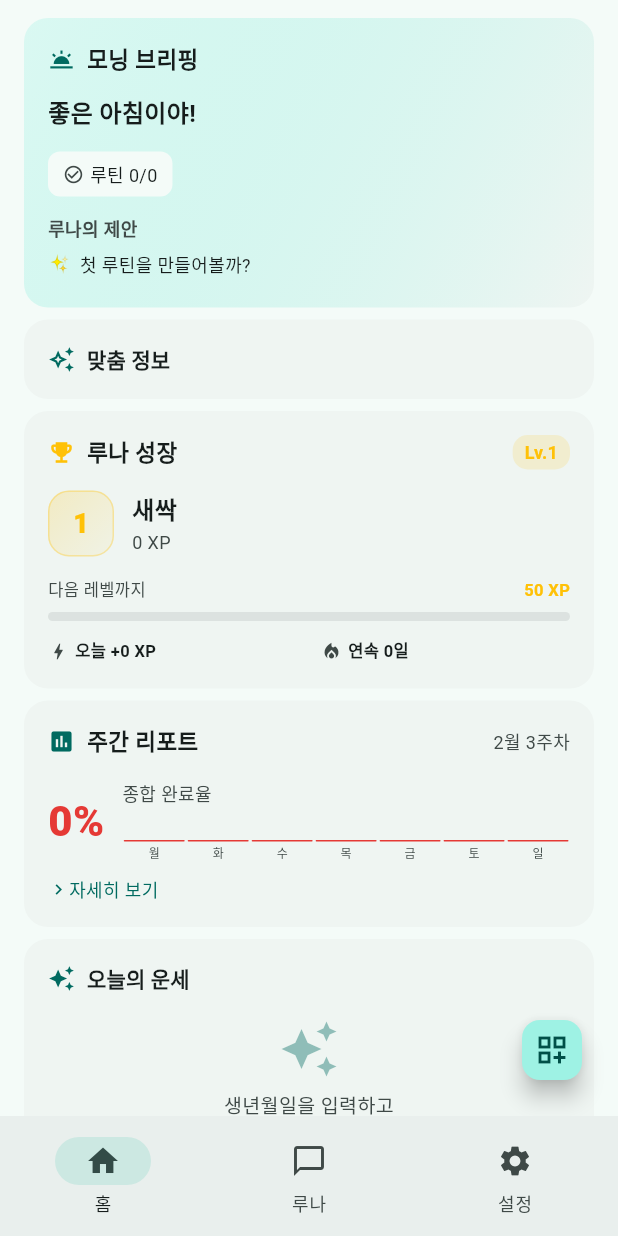
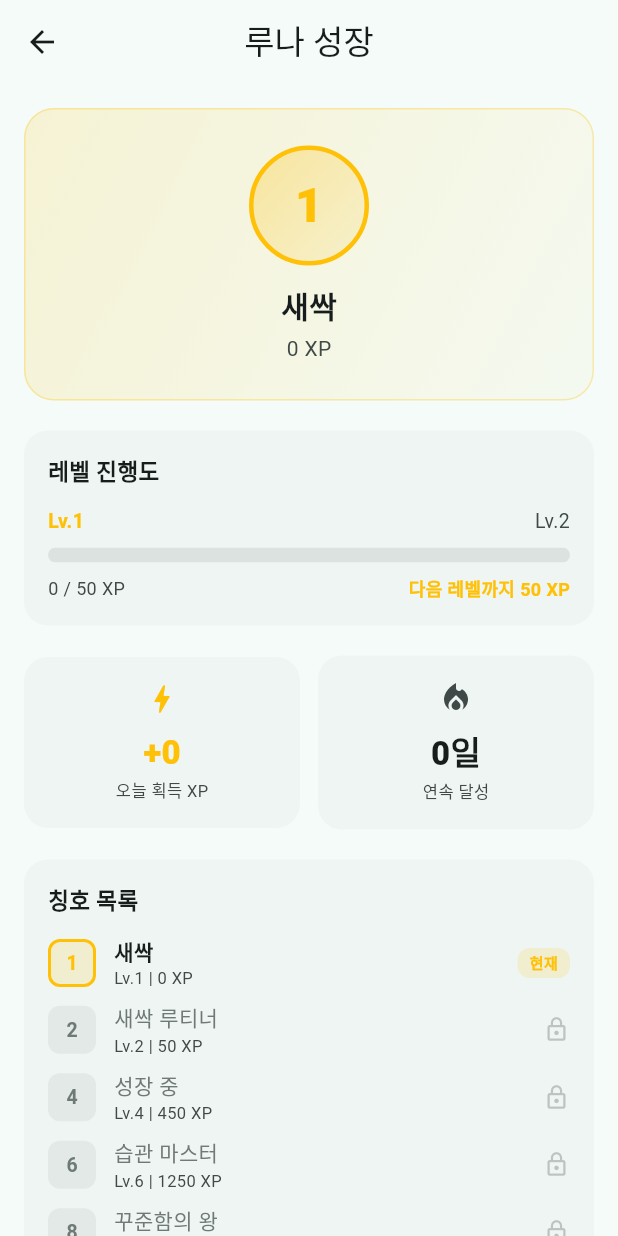
Before and after one commit to limsm7072/ai-character, a Flutter app: the screen it shows after launch, after a tap on "루나 성장", on a phone screen of 412 x 824 dp. Run offline on Flutter 3.47's test engine with Material 3 defaults, Android fonts, the phone set to English and light mode, and no system bars; our stand-ins replace flutter_local_notifications, flutter_tts, geolocator, get_it, google_generative_ai, shared_preferences and 3 more; missing offline and left inert: flutter_overlay_window, health, spine_flutter; network calls fail; statements that could not run were skipped.

Commit message:
성장 상세화면 추가, 루나탭 UI 개선, 대시보드 크기 통일
- 성장 섹션 탭 시 GrowthScreen으로 이동 (레벨/XP/칭호/차트)
- 루나탭 AppBar: 2줄 → 타이틀+골드뱃지 1줄로 변경
- 대시보드 Small 섹션 크기 통일: 브리핑/성장/주간리포트를 기존 패턴(Row 1줄)에 맞춤

Co-Authored-By: Claude Opus 4.6 <noreply@anthropic.com>

```diff
--- a/lib/screens/character_chat_screen.dart
+++ b/lib/screens/character_chat_screen.dart
@@ -282,15 +282,27 @@ class _CharacterChatScreenState extends State<CharacterChatScreen> {
 
     return Scaffold(
       appBar: AppBar(
-        title: Column(
-          children: [
-            Text('$_charName와 대화'),
-            Builder(builder: (_) {
-              final g = getIt<GrowthService>().currentData;
-              return Text('Lv.${g.level} ${g.title}', style: TextStyle(fontSize: 11, color: AppColors.accent, fontWeight: FontWeight.w600));
-            }),
-          ],
-        ),
+        title: Builder(builder: (_) {
+          final g = getIt<GrowthService>().currentData;
+          return Row(
+            mainAxisSize: MainAxisSize.min,
+            children: [
+              Text('$_charName와 대화'),
+              const SizedBox(width: 8),
+              Container(
+                padding: const EdgeInsets.symmetric(horizontal: 8, vertical: 3),
+                decoration: BoxDecoration(
+                  color: AppColors.accent.withValues(alpha: 0.12),
+                  borderRadius: BorderRadius.circular(10),
+                ),
+                child: Text(
+                  'Lv.${g.level}',
+                  style: TextStyle(fontSize: 11, fontWeight: FontWeight.w700, color: AppColors.accent),
+                ),
+              ),
+            ],
+          );
+        }),
         centerTitle: true,
         actions: [
           if (_messages.isNotEmpty)
--- a/lib/screens/dashboard_screen.dart
+++ b/lib/screens/dashboard_screen.dart
@@ -30,6 +30,7 @@ import '../models/briefing_data.dart';
 import '../models/routine_suggestion.dart';
 import '../models/weekly_report_data.dart';
 import 'weekly_report_screen.dart';
+import 'growth_screen.dart';
 import '../models/goal.dart';
 import '../models/psychology_tip.dart';
 import '../models/screen_time_data.dart';
@@ -409,30 +410,21 @@ class DashboardScreenState extends State<DashboardScreen> {
       borderRadius: BorderRadius.circular(12),
       onTap: b == null ? _loadBriefing : null,
       child: Container(
-        padding: const EdgeInsets.all(12),
+        padding: const EdgeInsets.symmetric(horizontal: 16, vertical: 12),
         decoration: BoxDecoration(
           color: theme.colorScheme.surfaceContainerLow,
           borderRadius: BorderRadius.circular(12),
         ),
-        child: Column(
-          crossAxisAlignment: CrossAxisAlignment.start,
-          children: [
-            Row(
-              children: [
-                Icon(Icons.wb_twilight, size: 14, color: theme.colorScheme.primary),
-                const SizedBox(width: 6),
-                Expanded(child: Text(label, style: const TextStyle(fontSize: 13, fontWeight: FontWeight.w600), overflow: TextOverflow.ellipsis)),
-              ],
-            ),
-            const SizedBox(height: 8),
-            if (b != null) ...[
-              Text(b.greeting, style: const TextStyle(fontSize: 13, fontWeight: FontWeight.w600), maxLines: 1, overflow: TextOverflow.ellipsis),
-              const SizedBox(height: 4),
-              if (b.weather != null)
-                Text('${b.weather!.temperature.round()}° ${b.weather!.description}',
-                    style: TextStyle(fontSize: 12, color: theme.colorScheme.onSurfaceVariant)),
-            ] else
-              Text('탭하여 생성', style: TextStyle(fontSize: 12, color: theme.colorScheme.onSurfaceVariant)),
+        child: Row(
+          children: [
+            Icon(Icons.wb_twilight, size: 18, color: theme.colorScheme.primary),
+            const SizedBox(width: 10),
+            Text(label, style: TextStyle(fontSize: 14, fontWeight: FontWeight.w600, color: theme.colorScheme.onSurface)),
+            const Spacer(),
+            if (b != null && b.weather != null)
+              Text('${b.weather!.temperature.round()}°', style: TextStyle(fontSize: 14, fontWeight: FontWeight.w700, color: theme.colorScheme.onSurfaceVariant))
+            else
+              Text('탭하여 생성', style: TextStyle(fontSize: 13, color: theme.colorScheme.onSurfaceVariant)),
           ],
         ),
       ),
@@ -1906,12 +1898,18 @@ class DashboardScreenState extends State<DashboardScreen> {
 
   // ─── 루나 성장 ──────────────────────────────────────
 
+  void _openGrowth(BuildContext context, String label) {
+    Navigator.of(context).push(MaterialPageRoute(
+      builder: (_) => GrowthScreen(title: label),
+    ));
+  }
+
   Widget _buildGrowthLarge(BuildContext context, ThemeData theme, String label) {
     final data = getIt<GrowthService>().currentData;
     final accentColor = AppColors.accent;
     return InkWell(
       borderRadius: BorderRadius.circular(16),
-      onTap: () {},
+      onTap: () => _openGrowth(context, label),
       child: Container(
         padding: const EdgeInsets.all(16),
         decoration: BoxDecoration(
@@ -2030,35 +2028,20 @@ class DashboardScreenState extends State<DashboardScreen> {
     final accentColor = AppColors.accent;
     return InkWell(
       borderRadius: BorderRadius.circular(12),
-      onTap: () {},
-      child: Container(
-        padding: const EdgeInsets.all(12),
+      onTap: () => _openGrowth(context, label),
+      child: Container(
+        padding: const EdgeInsets.symmetric(horizontal: 16, vertical: 12),
         decoration: BoxDecoration(
           color: theme.colorScheme.surfaceContainerLow,
           borderRadius: BorderRadius.circular(12),
         ),
-        child: Column(
-          crossAxisAlignment: CrossAxisAlignment.start,
-          children: [
-            Row(
-              children: [
-                Icon(Icons.emoji_events, size: 14, color: accentColor),
-                const SizedBox(width: 6),
-                Expanded(child: Text(label, style: const TextStyle(fontSize: 13, fontWeight: FontWeight.w600), overflow: TextOverflow.ellipsis)),
-              ],
-            ),
-            const SizedBox(height: 8),
-            Text('Lv.${data.level} ${data.title}', style: TextStyle(fontSize: 13, fontWeight: FontWeight.w700, color: accentColor)),
-            const SizedBox(height: 6),
-            ClipRRect(
-              borderRadius: BorderRadius.circular(3),
-              child: LinearProgressIndicator(
-                value: data.levelProgress,
-                minHeight: 4,
-                backgroundColor: theme.colorScheme.outline.withValues(alpha: 0.15),
-                valueColor: AlwaysStoppedAnimation<Color>(accentColor),
-              ),
-            ),
+        child: Row(
+          children: [
+            Icon(Icons.emoji_events, size: 18, color: accentColor),
+            const SizedBox(width: 10),
+            Text(label, style: TextStyle(fontSize: 14, fontWeight: FontWeight.w600, color: theme.colorScheme.onSurface)),
+            const Spacer(),
+            Text('Lv.${data.level}', style: TextStyle(fontSize: 14, fontWeight: FontWeight.w700, color: accentColor)),
           ],
         ),
       ),
@@ -2203,29 +2186,24 @@ class DashboardScreenState extends State<DashboardScreen> {
         MaterialPageRoute(builder: (_) => WeeklyReportScreen(title: label)),
       ),
       child: Container(
-        padding: const EdgeInsets.all(12),
+        padding: const EdgeInsets.symmetric(horizontal: 16, vertical: 12),
         decoration: BoxDecoration(
           color: theme.colorScheme.surfaceContainerLow,
           borderRadius: BorderRadius.circular(12),
         ),
-        child: Column(
-          crossAxisAlignment: CrossAxisAlignment.start,
-          children: [
-            Row(
-              children: [
-                Icon(Icons.assessment, size: 14, color: theme.colorScheme.primary),
-                const SizedBox(width: 6),
-                Expanded(child: Text(label, style: const TextStyle(fontSize: 13, fontWeight: FontWeight.w600), overflow: TextOverflow.ellipsis)),
-              ],
-            ),
-            const SizedBox(height: 8),
+        child: Row(
+          children: [
+            Icon(Icons.assessment, size: 18, color: theme.colorScheme.primary),
+            const SizedBox(width: 10),
+            Text(label, style: TextStyle(fontSize: 14, fontWeight: FontWeight.w600, color: theme.colorScheme.onSurface)),
+            const Spacer(),
             if (_weeklyReport != null)
               Text('${(_weeklyReport!.overallCompletionRate * 100).round()}%',
-                  style: TextStyle(fontSize: 20, fontWeight: FontWeight.w800, color: _weeklyScoreColor(_weeklyReport!.overallCompletionRate)))
+                  style: TextStyle(fontSize: 14, fontWeight: FontWeight.w700, color: _weeklyScoreColor(_weeklyReport!.overallCompletionRate)))
             else if (_weeklyLoading)
-              const SizedBox(width: 16, height: 16, child: CircularProgressIndicator(strokeWidth: 2))
+              const SizedBox(width: 14, height: 14, child: CircularProgressIndicator(strokeWidth: 2))
             else
-              Text('로딩 중...', style: TextStyle(fontSize: 12, color: theme.colorScheme.onSurfaceVariant)),
+              Text('-', style: TextStyle(fontSize: 14, color: theme.colorScheme.onSurfaceVariant)),
           ],
         ),
       ),
--- /dev/null
+++ b/lib/screens/growth_screen.dart
@@ -0,0 +1,372 @@
+import 'dart:math';
+import 'package:flutter/material.dart';
+import '../models/growth_data.dart';
+import '../services/growth_service.dart';
+import '../service_locator.dart';
+import '../theme/app_colors.dart';
+
+class GrowthScreen extends StatelessWidget {
+  final String? title;
+
+  const GrowthScreen({super.key, this.title});
+
+  @override
+  Widget build(BuildContext context) {
+    final theme = Theme.of(context);
+    final data = getIt<GrowthService>().currentData;
+    final accent = AppColors.accent;
+
+    return Scaffold(
+      appBar: AppBar(title: Text(title ?? '루나 성장'), centerTitle: true),
+      body: SingleChildScrollView(
+        padding: const EdgeInsets.all(16),
+        child: Column(
+          children: [
+            // ─── 레벨 카드 ───
+            _buildLevelCard(theme, data, accent),
+            const SizedBox(height: 20),
+
+            // ─── XP 진행도 ───
+            _buildXpProgress(theme, data, accent),
+            const SizedBox(height: 20),
+
+            // ─── 오늘 통계 ───
+            _buildTodayStats(theme, data, accent),
+            const SizedBox(height: 20),
+
+            // ─── 칭호 목록 ───
+            _buildTitleList(theme, data, accent),
+            const SizedBox(height: 20),
+
+            // ─── XP 히스토리 차트 ───
+            _buildXpChart(theme, data, accent),
+            const SizedBox(height: 20),
+
+            // ─── XP 획득 안내 ───
+            _buildXpGuide(theme, accent),
+            const SizedBox(height: 32),
+          ],
+        ),
+      ),
+    );
+  }
+
+  Widget _buildLevelCard(ThemeData theme, GrowthData data, Color accent) {
+    return Container(
+      width: double.infinity,
+      padding: const EdgeInsets.all(24),
+      decoration: BoxDecoration(
+        gradient: LinearGradient(
+          begin: Alignment.topLeft,
+          end: Alignment.bottomRight,
+          colors: [accent.withValues(alpha: 0.15), accent.withValues(alpha: 0.03)],
+        ),
+        borderRadius: BorderRadius.circular(20),
+        border: Border.all(color: accent.withValues(alpha: 0.3)),
+      ),
+      child: Column(
+        children: [
+          // 레벨 원형
+          Container(
+            width: 80, height: 80,
+            decoration: BoxDecoration(
+              shape: BoxShape.circle,
+              gradient: LinearGradient(
+                begin: Alignment.topLeft,
+                end: Alignment.bottomRight,
+                colors: [accent.withValues(alpha: 0.3), accent.withValues(alpha: 0.1)],
+              ),
+              border: Border.all(color: accent, width: 3),
+              boxShadow: [
+                if (data.level >= 5)
+                  BoxShadow(color: accent.withValues(alpha: 0.3), blurRadius: 16, spreadRadius: 2),
+              ],
+            ),
+            child: Center(
+              child: Text('${data.level}', style: TextStyle(fontSize: 32, fontWeight: FontWeight.w800, color: accent)),
+            ),
+          ),
+          const SizedBox(height: 12),
+
+          // 칭호
+          Text(data.title, style: TextStyle(fontSize: 20, fontWeight: FontWeight.w700, color: theme.colorScheme.onSurface)),
+          const SizedBox(height: 4),
+          Text('${data.totalXp} XP', style: TextStyle(fontSize: 14, color: theme.colorScheme.onSurfaceVariant)),
+        ],
+      ),
+    );
+  }
+
+  Widget _buildXpProgress(ThemeData theme, GrowthData data, Color accent) {
+    return Container(
+      padding: const EdgeInsets.all(16),
+      decoration: BoxDecoration(
+        color: theme.colorScheme.surfaceContainerLow,
+        borderRadius: BorderRadius.circular(16),
+      ),
+      child: Column(
+        crossAxisAlignment: CrossAxisAlignment.start,
+        children: [
+          const Text('레벨 진행도', style: TextStyle(fontSize: 15, fontWeight: FontWeight.w600)),
+          const SizedBox(height: 12),
+          Row(
+            children: [
+              Text('Lv.${data.level}', style: TextStyle(fontSize: 13, fontWeight: FontWeight.w700, color: accent)),
+              const Spacer(),
+              Text('Lv.${data.level + 1}', style: TextStyle(fontSize: 13, color: theme.colorScheme.onSurfaceVariant)),
+            ],
+          ),
+          const SizedBox(height: 8),
+          ClipRRect(
+            borderRadius: BorderRadius.circular(6),
+            child: LinearProgressIndicator(
+              value: data.levelProgress,
+              minHeight: 10,
+              backgroundColor: theme.colorScheme.outline.withValues(alpha: 0.15),
+              valueColor: AlwaysStoppedAnimation<Color>(accent),
+            ),
+          ),
+          const SizedBox(height: 8),
+          Row(
+            mainAxisAlignment: MainAxisAlignment.spaceBetween,
+            children: [
+              Text('${data.totalXp - data.currentLevelXp} / ${data.nextLevelXp - data.currentLevelXp} XP',
+                  style: TextStyle(fontSize: 12, color: theme.colorScheme.onSurfaceVariant)),
+              Text('다음 레벨까지 ${data.xpToNextLevel} XP',
+                  style: TextStyle(fontSize: 12, fontWeight: FontWeight.w600, color: accent)),
+            ],
+          ),
+        ],
+      ),
+    );
+  }
+
+  Widget _buildTodayStats(ThemeData theme, GrowthData data, Color accent) {
+    return Row(
+      children: [
+        Expanded(
+          child: Container(
+            padding: const EdgeInsets.all(16),
+            decoration: BoxDecoration(
+              color: theme.colorScheme.surfaceContainerLow,
+              borderRadius: BorderRadius.circular(16),
+            ),
+            child: Column(
+              children: [
+                Icon(Icons.bolt, size: 24, color: accent),
+                const SizedBox(height: 8),
+                Text('+${data.todayXp}', style: TextStyle(fontSize: 22, fontWeight: FontWeight.w800, color: accent)),
+                const SizedBox(height: 2),
+                Text('오늘 획득 XP', style: TextStyle(fontSize: 11, color: theme.colorScheme.onSurfaceVariant)),
+              ],
+            ),
+          ),
+        ),
+        const SizedBox(width: 12),
+        Expanded(
+          child: Container(
+            padding: const EdgeInsets.all(16),
+            decoration: BoxDecoration(
+              color: theme.colorScheme.surfaceContainerLow,
+              borderRadius: BorderRadius.circular(16),
+            ),
+            child: Column(
+              children: [
+                Icon(Icons.local_fire_department, size: 24, color: data.streak > 0 ? AppColors.streak : theme.colorScheme.onSurfaceVariant),
+                const SizedBox(height: 8),
+                Text('${data.streak}일', style: TextStyle(fontSize: 22, fontWeight: FontWeight.w800, color: data.streak > 0 ? AppColors.streak : theme.colorScheme.onSurface)),
+                const SizedBox(height: 2),
+                Text('연속 달성', style: TextStyle(fontSize: 11, color: theme.colorScheme.onSurfaceVariant)),
+              ],
+            ),
+          ),
+        ),
+      ],
+    );
+  }
+
+  Widget _buildTitleList(ThemeData theme, GrowthData data, Color accent) {
+    final titles = [
+      (1, '새싹', 0),
+      (2, '새싹 루티너', 50),
+      (4, '성장 중', 450),
+      (6, '습관 마스터', 1250),
+      (8, '꾸준함의 왕', 2450),
+      (10, '루나의 자랑', 4050),
+      (12, '습관의 달인', 6050),
+      (15, '전설의 루티너', 10050),
+    ];
+
+    return Container(
+      padding: const EdgeInsets.all(16),
+      decoration: BoxDecoration(
+        color: theme.colorScheme.surfaceContainerLow,
+        borderRadius: BorderRadius.circular(16),
+      ),
+      child: Column(
+        crossAxisAlignment: CrossAxisAlignment.start,
+        children: [
+          const Text('칭호 목록', style: TextStyle(fontSize: 15, fontWeight: FontWeight.w600)),
+          const SizedBox(height: 12),
+          ...titles.map((t) {
+            final (lv, name, xp) = t;
+            final unlocked = data.level >= lv;
+            final isCurrent = data.title == name;
+            return Padding(
+              padding: const EdgeInsets.only(bottom: 8),
+              child: Row(
+                children: [
+                  Container(
+                    width: 32, height: 32,
+                    decoration: BoxDecoration(
+                      color: unlocked ? accent.withValues(alpha: 0.15) : theme.colorScheme.outline.withValues(alpha: 0.1),
+                      borderRadius: BorderRadius.circular(8),
+                      border: isCurrent ? Border.all(color: accent, width: 2) : null,
+                    ),
+                    child: Center(
+                      child: Text('$lv', style: TextStyle(
+                        fontSize: 13, fontWeight: FontWeight.w700,
+                        color: unlocked ? accent : theme.colorScheme.outline,
+                      )),
+                    ),
+                  ),
+                  const SizedBox(width: 12),
+                  Expanded(
+                    child: Column(
+                      crossAxisAlignment: CrossAxisAlignment.start,
+                      children: [
+                        Text(name, style: TextStyle(
+                          fontSize: 14, fontWeight: isCurrent ? FontWeight.w700 : FontWeight.w500,
+                          color: unlocked ? theme.colorScheme.onSurface : theme.colorScheme.outline,
+                        )),
+                        Text('Lv.$lv | ${xp} XP', style: TextStyle(fontSize: 11, color: theme.colorScheme.onSurfaceVariant)),
+                      ],
+                    ),
+                  ),
+                  if (isCurrent)
+                    Container(
+                      padding: const EdgeInsets.symmetric(horizontal: 8, vertical: 3),
+                      decoration: BoxDecoration(color: accent.withValues(alpha: 0.15), borderRadius: BorderRadius.circular(8)),
+                      child: Text('현재', style: TextStyle(fontSize: 10, fontWeight: FontWeight.w700, color: accent)),
+                    )
+                  else if (unlocked)
+                    Icon(Icons.check_circle, size: 18, color: accent.withValues(alpha: 0.5))
+                  else
+                    Icon(Icons.lock_outline, size: 18, color: theme.colorScheme.outline.withValues(alpha: 0.4)),
+                ],
+              ),
+            );
+          }),
+        ],
+      ),
+    );
+  }
+
+  Widget _buildXpChart(ThemeData theme, GrowthData data, Color accent) {
+    if (data.xpHistory.isEmpty) {
+      return Container(
+        padding: const EdgeInsets.all(16),
+        decoration: BoxDecoration(
+          color: theme.colorScheme.surfaceContainerLow,
+          borderRadius: BorderRadius.circular(16),
+        ),
+        child: Column(
+          children: [
+            const Text('XP 히스토리', style: TextStyle(fontSize: 15, fontWeight: FontWeight.w600)),
+            const SizedBox(height: 20),
+            Text('아직 기록이 없어요', style: TextStyle(fontSize: 13, color: theme.colorScheme.onSurfaceVariant)),
+            const SizedBox(height: 8),
+            Text('루틴을 완료하면 XP를 획득해요!', style: TextStyle(fontSize: 12, color: theme.colorScheme.onSurfaceVariant)),
+          ],
+        ),
+      );
+    }
+
+    final sorted = data.xpHistory.entries.toList()..sort((a, b) => a.key.compareTo(b.key));
+    final last7 = sorted.length > 7 ? sorted.sublist(sorted.length - 7) : sorted;
+    final maxXp = last7.fold<int>(1, (prev, e) => e.value > prev ? e.value : prev);
+
+    return Container(
+      padding: const EdgeInsets.all(16),
+      decoration: BoxDecoration(
+        color: theme.colorScheme.surfaceContainerLow,
+        borderRadius: BorderRadius.circular(16),
+      ),
+      child: Column(
+        crossAxisAlignment: CrossAxisAlignment.start,
+        children: [
+          const Text('최근 XP 획득', style: TextStyle(fontSize: 15, fontWeight: FontWeight.w600)),
+          const SizedBox(height: 16),
+          SizedBox(
+            height: 120,
+            child: Row(
+              crossAxisAlignment: CrossAxisAlignment.end,
+              children: last7.map((e) {
+                final barHeight = (80.0 * e.value / maxXp).clamp(4.0, 80.0);
+                final dateLabel = e.key.substring(5); // MM-DD
+                return Expanded(
+                  child: Padding(
+                    padding: const EdgeInsets.symmetric(horizontal: 3),
+                    child: Column(
+                      mainAxisAlignment: MainAxisAlignment.end,
+                      children: [
+                        Text('+${e.value}', style: TextStyle(fontSize: 9, color: theme.colorScheme.onSurfaceVariant)),
+                        const SizedBox(height: 4),
+                        Container(
+                          height: barHeight,
+                          decoration: BoxDecoration(
+                            color: accent,
+                            borderRadius: BorderRadius.circular(4),
+                          ),
+                        ),
+                        const SizedBox(height: 4),
+                        Text(dateLabel, style: TextStyle(fontSize: 9, color: theme.colorScheme.onSurfaceVariant)),
+                      ],
+                    ),
+                  ),
+                );
+              }).toList(),
+            ),
+          ),
+        ],
+      ),
+    );
+  }
+
+  Widget _buildXpGuide(ThemeData theme, Color accent) {
+    final items = [
+      ('루틴 완료', '+10 XP', Icons.check_circle_outline),
+      ('연속 달성 보너스', '+연속일x2 XP (최대 20)', Icons.local_fire_department),
+      ('모든 루틴 완료', '+30 XP', Icons.star_outline),
+    ];
+
+    return Container(
+      padding: const EdgeInsets.all(16),
+      decoration: BoxDecoration(
+        color: theme.colorScheme.surfaceContainerLow,
+        borderRadius: BorderRadius.circular(16),
+      ),
+      child: Column(
+        crossAxisAlignment: CrossAxisAlignment.start,
+        children: [
+          const Text('XP 획득 방법', style: TextStyle(fontSize: 15, fontWeight: FontWeight.w600)),
+          const SizedBox(height: 12),
+          ...items.map((item) {
+            final (label, xp, icon) = item;
+            return Padding(
+              padding: const EdgeInsets.only(bottom: 10),
+              child: Row(
+                children: [
+                  Icon(icon, size: 18, color: accent),
+                  const SizedBox(width: 10),
+                  Expanded(child: Text(label, style: const TextStyle(fontSize: 13))),
+                  Text(xp, style: TextStyle(fontSize: 12, fontWeight: FontWeight.w600, color: accent)),
+                ],
+              ),
+            );
+          }),
+        ],
+      ),
+    );
+  }
+}
```
